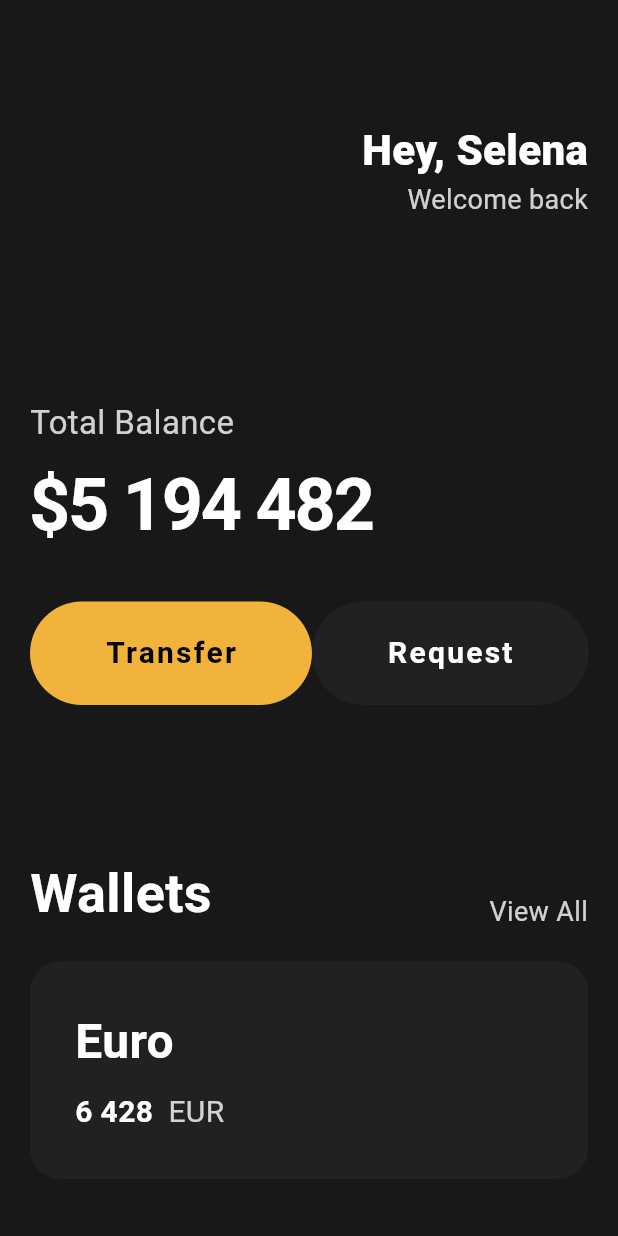
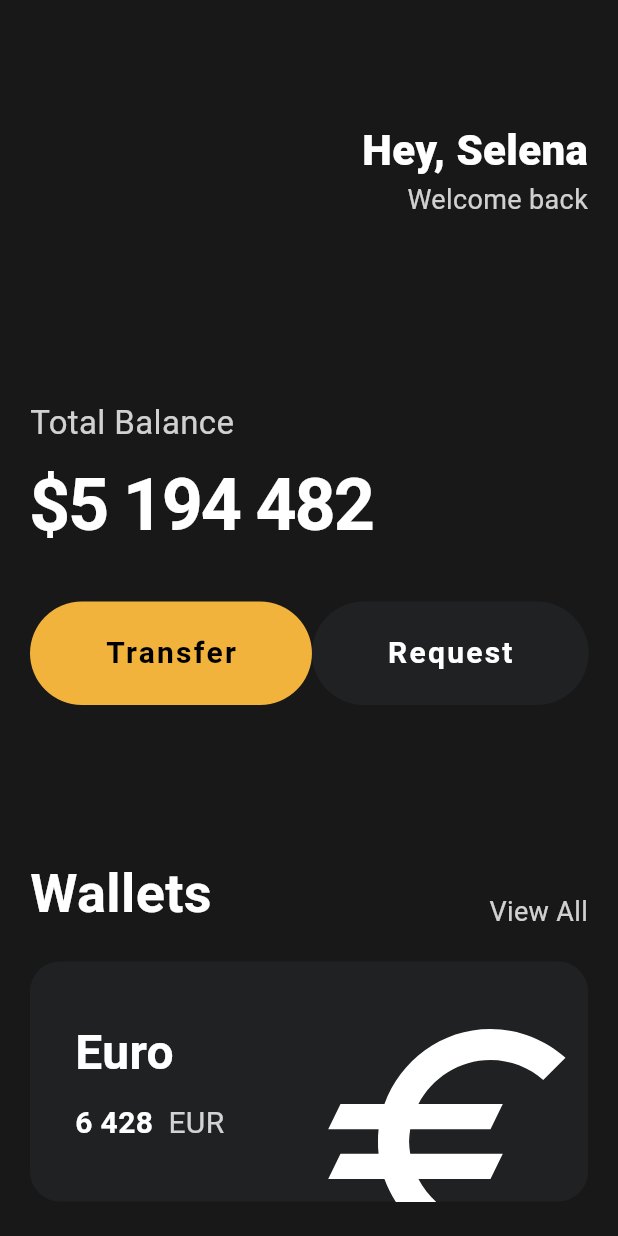
Before and after one commit to helious23/toonflix_again, a Flutter app: the screen it shows after launch, on a phone screen of 412 x 824 dp. Run offline on Flutter 3.47's test engine with Material 3 defaults, Android fonts, the phone set to English and light mode, and no system bars.

Commit message:
#3.7 Icons and Transforms

```diff
--- a/lib/main.dart
+++ b/lib/main.dart
@@ -103,6 +103,7 @@ class MyApp extends StatelessWidget {
               ),
               const SizedBox(height: 20),
               Container(
+                clipBehavior: Clip.hardEdge,
                 decoration: BoxDecoration(
                   color: const Color(0xFF1F2123),
                   borderRadius: BorderRadius.circular(20),
@@ -110,6 +111,7 @@ class MyApp extends StatelessWidget {
                 child: Padding(
                   padding: const EdgeInsets.all(30),
                   child: Row(
+                    mainAxisAlignment: MainAxisAlignment.spaceBetween,
                     children: [
                       Column(
                         crossAxisAlignment: CrossAxisAlignment.start,
@@ -147,6 +149,17 @@ class MyApp extends StatelessWidget {
                           ),
                         ],
                       ),
+                      Transform.scale(
+                        scale: 2,
+                        child: Transform.translate(
+                          offset: const Offset(-5, 20),
+                          child: const Icon(
+                            Icons.euro_sharp,
+                            color: Colors.white,
+                            size: 100,
+                          ),
+                        ),
+                      ),
                     ],
                   ),
                 ),
```
